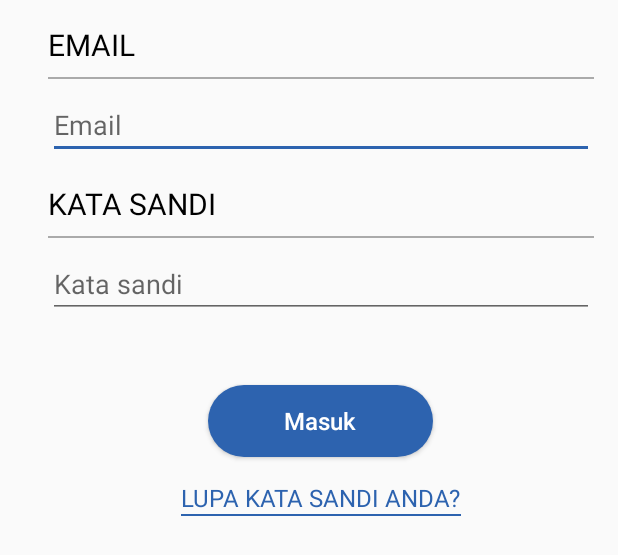
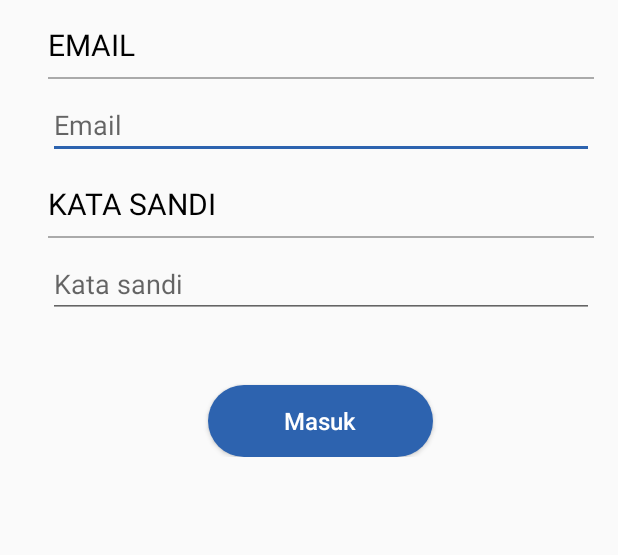
Before and after one commit to gustavo-rosendo/bima-doktermu-app, an Android app: the layout fragment_sign_in.xml on its own in the app's theme, with its tools: preview values and no code run, on a phone screen of 412 x 824 dp. Shown: the top 555 px of the screen. Run offline under Robolectric (Android 15) with nearby library versions, the light colour scheme and no system bars.

Commit message:
Hide forget password

```diff
--- a/app/src/main/res/layout/fragment_sign_in.xml
+++ b/app/src/main/res/layout/fragment_sign_in.xml
@@ -82,13 +82,15 @@
                 android:textSize="16sp"
                 android:background="@drawable/rounded_bima_blue_bg_selector"/>
 
+            <!-- TODO: enable this feature once its ready -->
             <LinearLayout
                 android:id="@+id/sign_in_whats_my_password_button"
                 android:layout_width="wrap_content"
                 android:layout_height="wrap_content"
                 android:layout_gravity="center_horizontal"
                 android:layout_marginTop="@dimen/generic_large_margin"
-                android:orientation="vertical">
+                android:orientation="vertical"
+                android:visibility="gone">
 
                 <TextView
                     android:layout_width="wrap_content"
```
